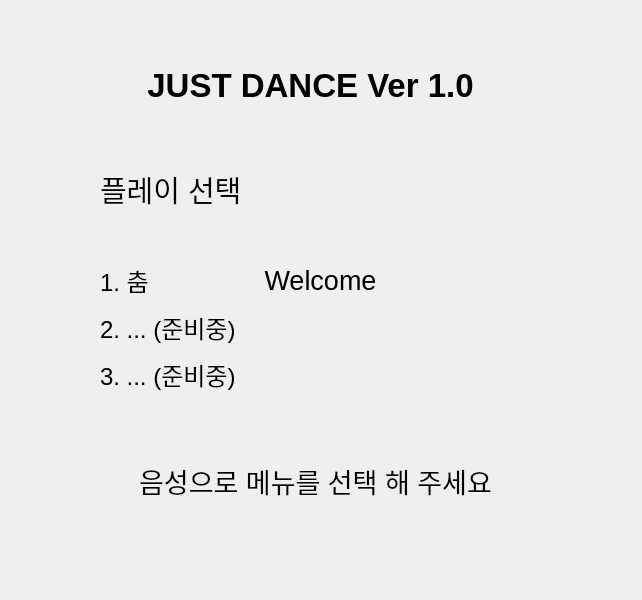
The window that cp_and_mv_ver1.0/Just_dance.ui (BrotherHwan/Final_project) describes before a commit, drawn with Qt 5.
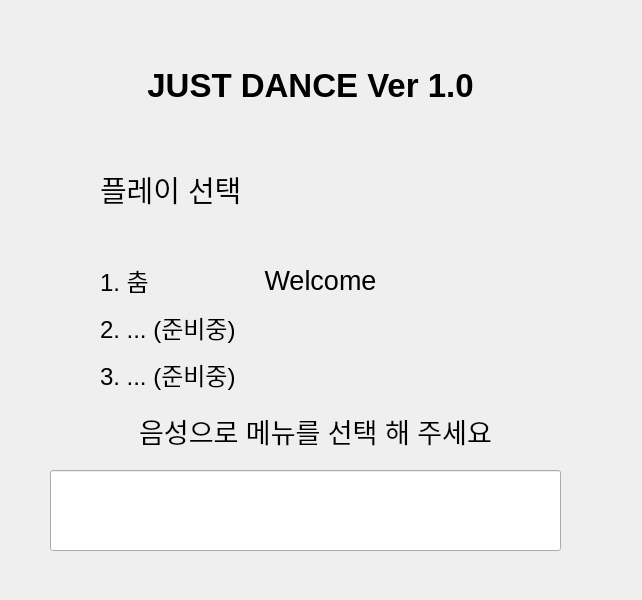
The same window after the commit.

```diff
--- a/cp_and_mv_ver1.0/Just_dance.ui
+++ b/cp_and_mv_ver1.0/Just_dance.ui
@@ -83,7 +83,7 @@
    <property name="geometry">
     <rect>
      <x>60</x>
-     <y>450</y>
+     <y>400</y>
      <width>511</width>
      <height>61</height>
     </rect>
@@ -100,6 +100,16 @@
     <set>Qt::AlignCenter</set>
    </property>
   </widget>
+  <widget class="QLineEdit" name="edit_option">
+   <property name="geometry">
+    <rect>
+     <x>50</x>
+     <y>470</y>
+     <width>511</width>
+     <height>81</height>
+    </rect>
+   </property>
+  </widget>
  </widget>
  <resources/>
  <connections/>
```
